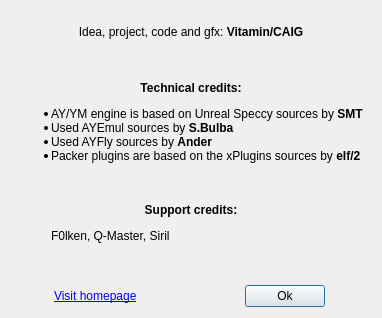
Old version of the form apps/zxtune-qt/ui/informational/aboutdialog.ui in the repository vitamin-caig/zxtune.
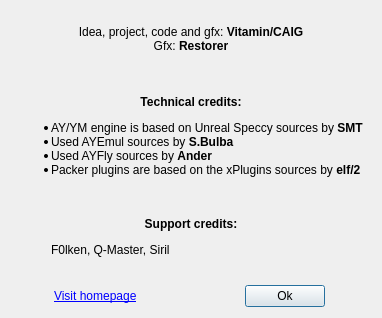
New version of the form. Icons and pictures are not drawn.

Commit message: zxtune-qt: brand new theme.

Patch:
```diff
--- a/apps/zxtune-qt/ui/informational/aboutdialog.ui
+++ b/apps/zxtune-qt/ui/informational/aboutdialog.ui
@@ -28,6 +28,7 @@
 &lt;html&gt;&lt;head&gt;&lt;meta name=&quot;qrichtext&quot; content=&quot;1&quot; /&gt;&lt;/head&gt;&lt;body&gt;
 &lt;center&gt;&lt;img src=&quot;:/logo.png&quot; /&gt;&lt;br/&gt;
 Idea, project, code and gfx: &lt;b&gt;Vitamin/CAIG&lt;/b&gt;&lt;br/&gt;
+Gfx: &lt;b&gt;Restorer&lt;/b&gt;&lt;br/&gt;
 &lt;/center&gt;&lt;br/&gt;
 &lt;center&gt;&lt;b&gt;Technical credits:&lt;/b&gt;&lt;/center&gt;
 &lt;ul&gt;
```
The commit also changes 1 other file.
